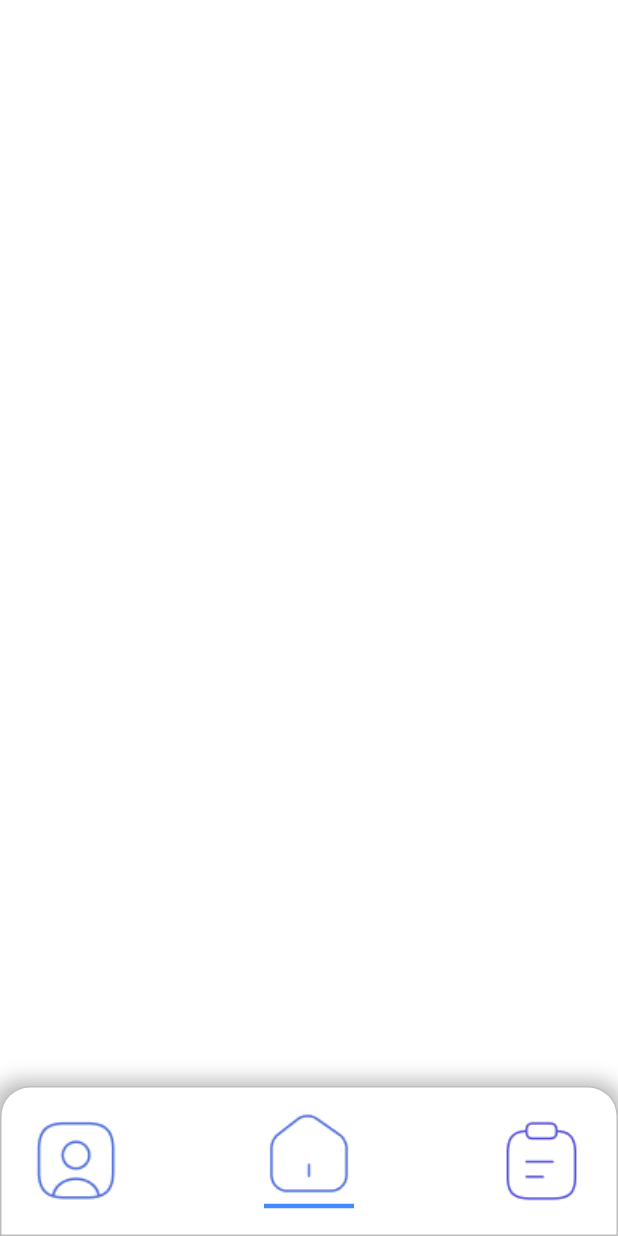
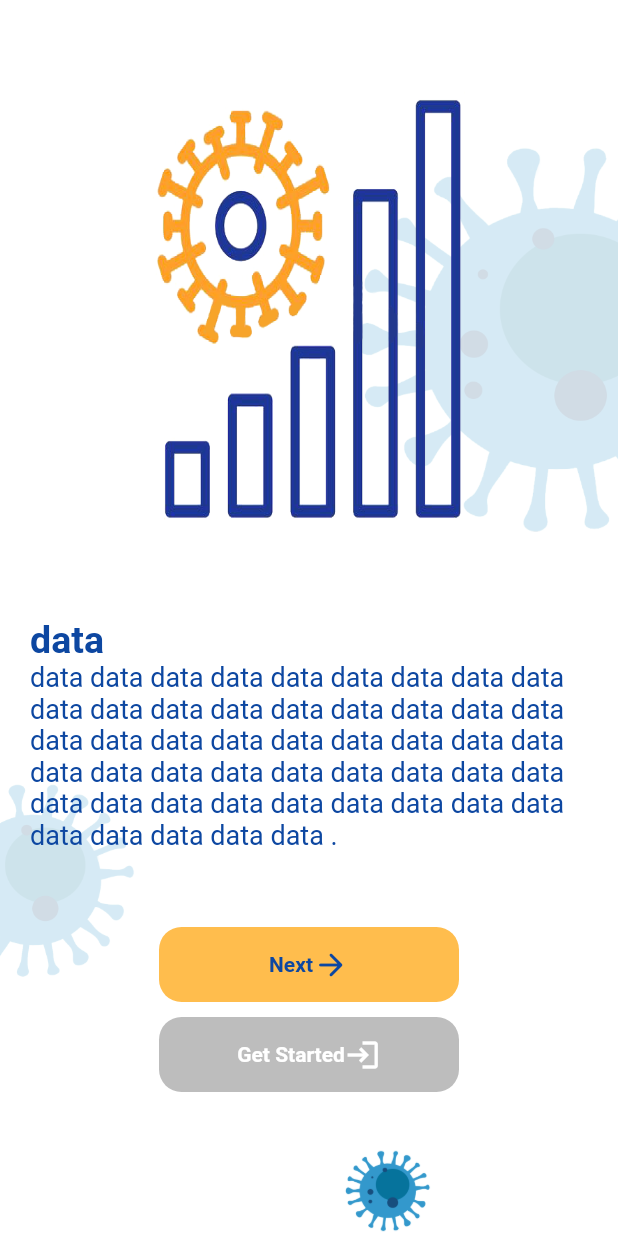
Before and after one commit to Tezeract3/coronavirusdemo, a Flutter app: the screen it shows after launch, on a phone screen of 412 x 824 dp. Run offline on Flutter 3.47's test engine with Material 2 defaults, Android fonts, the phone set to English and light mode, and no system bars.

Commit message:
[CU-4hemda] finished splash screen
add 2 pic
add splash screen

```diff
--- a/lib/main.dart
+++ b/lib/main.dart
@@ -1,4 +1,5 @@
 import 'package:coronaliveupdate/screens/NavTestScreen.dart';
+import 'package:coronaliveupdate/screens/splashScreenOne.dart';
 import 'package:flutter/material.dart';
 
 import 'screens/homePage.dart';
@@ -14,12 +15,12 @@ class App extends StatelessWidget {
       theme: ThemeData(
         primarySwatch: Colors.blue,
       ),
-      home: HomePage(),
-      initialRoute: NavTest.id,
+      initialRoute: SplashScreenOne.id,
       routes: {
         HomePage.id: (context) => HomePage(),
         NavTest.id: (context) => NavTest(),
         NavTest2.id: (context) => NavTest2(),
+        SplashScreenOne.id: (context) => SplashScreenOne(),
       },
     );
   }
--- /dev/null
+++ b/lib/screens/splashScreenOne.dart
@@ -0,0 +1,195 @@
+import 'package:coronaliveupdate/screens/homePage.dart';
+import 'package:flutter/material.dart';
+
+class SplashScreenOne extends StatelessWidget {
+  static const String id = "SplashScreenOne";
+  const SplashScreenOne({Key? key}) : super(key: key);
+
+  @override
+  Widget build(BuildContext context) {
+    Size size = MediaQuery.of(context).size;
+
+    return Scaffold(
+      backgroundColor: Colors.white,
+      body: SafeArea(
+          child: Container(
+        width: double.maxFinite,
+        height: double.maxFinite,
+        child: Stack(
+          children: [
+            /// left
+            Positioned(
+              top: size.height * 0.1,
+              right: -(size.width * 0.5) / 2,
+              child: CoronaPicWidgect(
+                opacity: 0.2,
+                size: size.width * 0.7,
+              ),
+            ),
+
+            ///right top
+            Positioned(
+                bottom: size.height * 0.2,
+                left: -50,
+                child: CoronaPicWidgect(
+                  opacity: 0.2,
+                  size: size.width * 0.35,
+                )),
+
+            ///bottom center
+            Positioned(
+              bottom: 0,
+              right: size.width * 0.3,
+              child: CoronaPicWidgect(),
+            ),
+            Positioned.fill(
+              child: BodyContainer(),
+            )
+          ],
+        ),
+      )),
+    );
+  }
+}
+
+class BodyContainer extends StatelessWidget {
+  @override
+  Widget build(BuildContext context) {
+    return Container(
+      margin: EdgeInsets.symmetric(horizontal: 20),
+      child: Column(
+        mainAxisAlignment: MainAxisAlignment.center,
+        children: [
+          ///main image
+          Expanded(
+            flex: 2,
+            child: Container(
+              decoration: BoxDecoration(
+                image: DecorationImage(
+                    image: AssetImage("images/icons/chart.png"),
+                    fit: BoxFit.fill),
+              ),
+            ),
+          ),
+
+          /// description
+          Flexible(
+            flex: 1,
+            child: Container(
+              child: Column(
+                crossAxisAlignment: CrossAxisAlignment.start,
+                children: [
+                  Text(
+                    "data",
+                    style: TextStyle(
+                        color: Colors.blue.shade900,
+                        fontWeight: FontWeight.w700,
+                        fontSize: 25),
+                  ),
+                  Text(
+                    "data data data data data data data data data data data data data data data data data data data data data data data data data data data data data data data data data data data data data data data data data data data data data data data data data data .",
+                    textAlign: TextAlign.start,
+                    style: TextStyle(
+                        color: Colors.blue.shade900,
+                        fontWeight: FontWeight.w400,
+                        fontSize: 18),
+                  )
+                ],
+              ),
+            ),
+          ),
+
+          Flexible(
+              flex: 1,
+              child: Container(
+                child: Column(
+                  children: [
+                    Flexible(
+                      child: GestureDetector(
+                        onTap: () {},
+                        child: Container(
+                          width: 200,
+                          height: 50,
+                          decoration: BoxDecoration(
+                              color: Color(0xffFFBD4D),
+                              borderRadius: BorderRadius.circular(15)),
+                          child: Row(
+                            mainAxisAlignment: MainAxisAlignment.center,
+                            children: [
+                              Flexible(
+                                child: Text(
+                                  "Next",
+                                  style: TextStyle(
+                                      color: Colors.blue.shade900,
+                                      fontWeight: FontWeight.w600),
+                                ),
+                              ),
+                              Icon(Icons.arrow_forward_rounded,
+                                  color: Colors.blue.shade900)
+                            ],
+                          ),
+                        ),
+                      ),
+                    ),
+                    SizedBox(
+                      height: 10,
+                    ),
+                    Flexible(
+                      child: GestureDetector(
+                        onTap: () {
+                          Navigator.pushReplacementNamed(context, HomePage.id);
+                        },
+                        child: Container(
+                          width: 200,
+                          height: 50,
+                          decoration: BoxDecoration(
+                              color: Colors.black26,
+                              borderRadius: BorderRadius.circular(15)),
+                          child: Row(
+                            mainAxisAlignment: MainAxisAlignment.center,
+                            children: [
+                              Flexible(
+                                child: Text(
+                                  "Get Started",
+                                  style: TextStyle(
+                                      color: Colors.white,
+                                      fontWeight: FontWeight.w600),
+                                ),
+                              ),
+                              Icon(Icons.login, color: Colors.white)
+                            ],
+                          ),
+                        ),
+                      ),
+                    )
+                  ],
+                ),
+              ))
+        ],
+      ),
+    );
+  }
+}
+
+class CoronaPicWidgect extends StatelessWidget {
+  final double size;
+  final double opacity;
+
+  const CoronaPicWidgect({Key? key, this.size = 60, this.opacity = 1})
+      : super(key: key);
+
+  @override
+  Widget build(BuildContext context) {
+    return Container(
+      width: size,
+      height: size,
+      decoration: BoxDecoration(
+        image: DecorationImage(
+            colorFilter: new ColorFilter.mode(
+                Colors.white.withOpacity(opacity), BlendMode.dstATop),
+            image: AssetImage("images/icons/corona.png"),
+            fit: BoxFit.fill),
+      ),
+    );
+  }
+}
```
Also changed, not shown: images/icons/chart.png (added), images/icons/corona.png (added).
